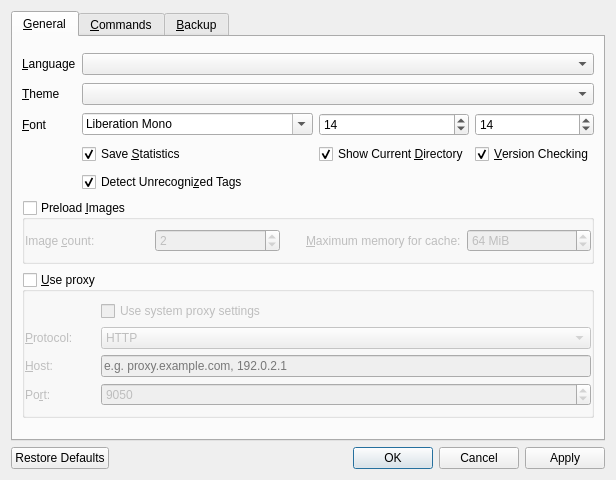
First picture: the form in ui/settings.ui, repository 0xb8/WiseTagger, before the edit.
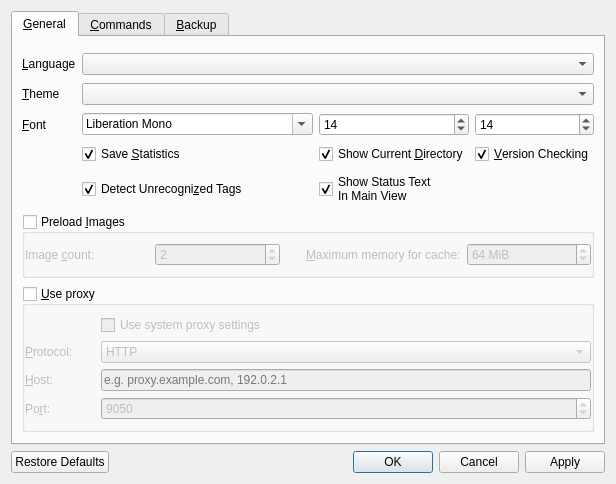
Second picture: the form after the edit.

Commit message: Add option for toggling display of status text in picture widget.

What changed in the file:
```diff
--- a/ui/settings.ui
+++ b/ui/settings.ui
@@ -535,6 +535,20 @@
          </property>
         </widget>
        </item>
+       <item row="4" column="2">
+        <widget class="QCheckBox" name="showStatusInMain">
+         <property name="toolTip">
+          <string>Display status text in main view when status bar is hidden</string>
+         </property>
+         <property name="text">
+          <string>Show Status Text
+In Main View</string>
+         </property>
+         <property name="checked">
+          <bool>true</bool>
+         </property>
+        </widget>
+       </item>
       </layout>
      </widget>
      <widget class="QWidget" name="commands">
```
The commit also changes 2 other files.
